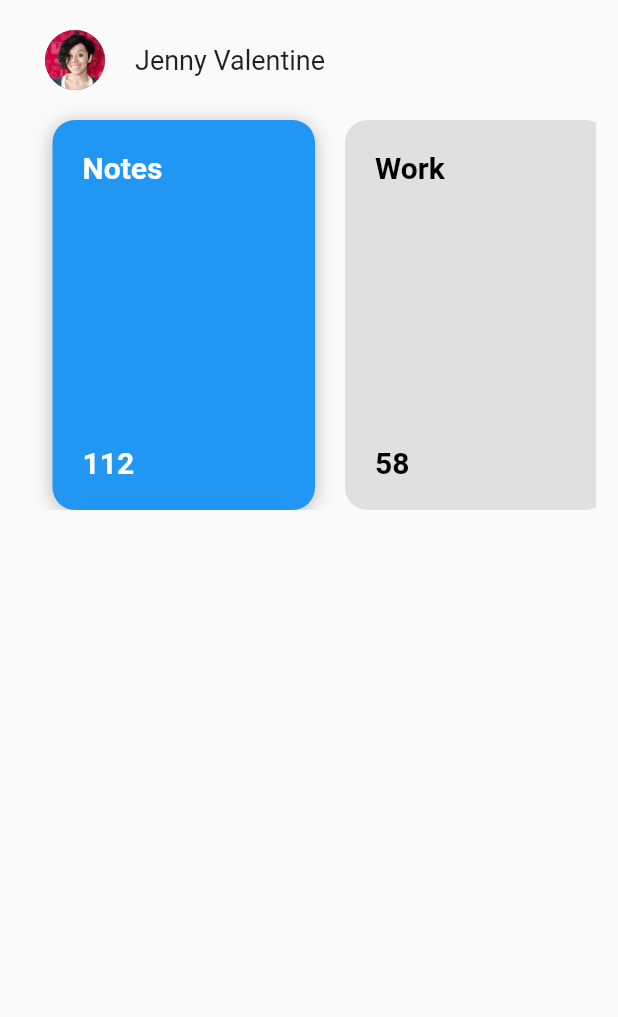
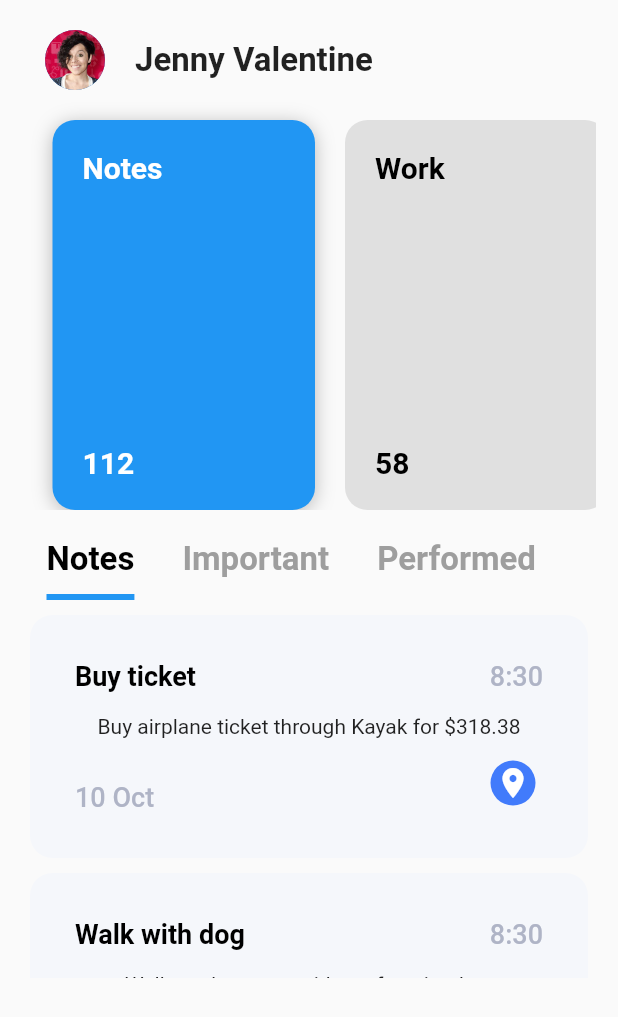
Before and after one commit to codeflames/privateNoteApp, a Flutter app: the screen it shows after launch, on a phone screen of 412 x 824 dp. Shown: the top 1017 px of the screen. Run offline on Flutter 3.47's test engine with Material 2 defaults, Android fonts, the phone set to English and light mode, and no system bars.

Commit message:
added the list of notes on the homeScreen

```diff
--- a/lib/home_page.dart
+++ b/lib/home_page.dart
@@ -1,4 +1,5 @@
 import 'package:flutter/material.dart';
+import 'package:intl/intl.dart';
 import 'package:private_notes_app/models/notes_model.dart';
 
 class HomePage extends StatefulWidget {
@@ -12,6 +13,8 @@ class _HomePageState extends State<HomePage>
     with SingleTickerProviderStateMixin {
   int _selectedCategoryIndex = 0;
   TabController _tabController;
+  final DateFormat _dateFormatter = DateFormat('dd MMM');
+  final DateFormat _timeFormatter = DateFormat('h:mm');
 
   @override
   void initState() {
@@ -77,6 +80,76 @@ class _HomePageState extends State<HomePage>
     );
   }
 
+  Widget noteList() {
+    return ListView.builder(
+        itemCount: notes.length,
+        itemBuilder: (context, index) {
+          return Container(
+            margin: EdgeInsets.symmetric(vertical: 5),
+            padding: EdgeInsets.all(30),
+            decoration: BoxDecoration(
+              color: Color(0xFFF5F7FB),
+              borderRadius: BorderRadius.circular(15),
+            ),
+            child: Column(
+              children: <Widget>[
+                Row(
+                  mainAxisAlignment: MainAxisAlignment.spaceBetween,
+                  children: <Widget>[
+                    Text(
+                      notes[index].title,
+                      style: TextStyle(
+                        color: Colors.black,
+                        fontSize: 18.0,
+                        fontWeight: FontWeight.w600,
+                      ),
+                    ),
+                    Text(
+                      _timeFormatter.format(notes[index].date),
+                      style: TextStyle(
+                        color: Color(0xFFAFB4C6),
+                        fontSize: 18.0,
+                        fontWeight: FontWeight.w500,
+                      ),
+                    )
+                  ],
+                ),
+                SizedBox(height: 15),
+                Text(notes[index].content),
+                SizedBox(height: 10),
+                Row(
+                  mainAxisAlignment: MainAxisAlignment.spaceBetween,
+                  crossAxisAlignment: CrossAxisAlignment.end,
+                  children: <Widget>[
+                    Text(
+                      _dateFormatter.format(notes[0].date),
+                      style: TextStyle(
+                        color: Color(0xFFAFB4C6),
+                        fontSize: 18.0,
+                        fontWeight: FontWeight.w500,
+                      ),
+                    ),
+                    Container(
+                      margin: EdgeInsets.all(5),
+                      height: 30.0,
+                      width: 30.0,
+                      decoration: BoxDecoration(
+                        color: Color(0xFF417BFB),
+                        borderRadius: BorderRadius.circular(15.0),
+                      ),
+                      child: Icon(
+                        Icons.location_on,
+                        color: Colors.white,
+                      ),
+                    ),
+                  ],
+                ),
+              ],
+            ),
+          );
+        });
+  }
+
   @override
   Widget build(BuildContext context) {
     return Scaffold(
@@ -104,8 +177,8 @@ class _HomePageState extends State<HomePage>
                   Text(
                     'Jenny Valentine',
                     style: TextStyle(
-                      fontSize: 18,
-                      fontWeight: FontWeight.w400,
+                      fontSize: 22,
+                      fontWeight: FontWeight.w600,
                     ),
                   ),
                 ],
@@ -126,7 +199,67 @@ class _HomePageState extends State<HomePage>
                       index - 1,
                       categories.keys.toList()[index - 1],
                       categories.values.toList()[index - 1]);
-                    }))
+                },
+              ),
+            ),
+            SizedBox(
+              height: 10,
+            ),
+            TabBar(
+              controller: _tabController,
+              indicatorColor: Colors.blue,
+              labelColor: Colors.black,
+              unselectedLabelColor: Colors.grey,
+              indicatorSize: TabBarIndicatorSize.label,
+              indicatorWeight: 4,
+              isScrollable: true,
+              tabs: [
+                Tab(
+                  child: Text(
+                    'Notes',
+                    style: TextStyle(
+                      fontSize: 22.0,
+                      fontWeight: FontWeight.bold,
+                    ),
+                  ),
+                ),
+                Tab(
+                  child: Text(
+                    'Important',
+                    style: TextStyle(
+                      fontSize: 22.0,
+                      fontWeight: FontWeight.bold,
+                    ),
+                  ),
+                ),
+                Tab(
+                  child: Text(
+                    'Performed',
+                    style: TextStyle(
+                      fontSize: 22.0,
+                      fontWeight: FontWeight.bold,
+                    ),
+                  ),
+                ),
+              ],
+            ),
+            Container(
+              margin: EdgeInsets.all(5),
+              width: MediaQuery.of(context).size.width * .88,
+              height: MediaQuery.of(context).size.height * 0.3,
+              child: TabBarView(
+                controller: _tabController,
+                children: [
+                  noteList(),
+                  Container(
+                    child: Text('important'),
+                  ),
+                  Container(
+                    child: Text('Performed'),
+                  ),
+                ],
+              ),
+            )
           ],
         ),
       ),
--- a/lib/models/notes_model.dart
+++ b/lib/models/notes_model.dart
@@ -24,4 +24,15 @@ final List<Note> notes = [
     content: 'Walk on the street with my favorite dog.',
     date: DateTime(2019, 10, 10, 8, 30),
   ),
+  Note(
+    title: 'Buy ticket',
+    content: 'Buy airplane ticket through Kayak for \$318.38',
+    date: DateTime(2019, 10, 10, 8, 30),
+  ),
+  Note(
+    title: 'Buy ticket',
+    content:
+        'Buy airplane  gkugkgggggggggggggggggggggggggggggggggggggggggggggg hhhhhhhhhhhhhhhhhh  kkkkkkkkkticket through Kayak for \$318.38',
+    date: DateTime(2019, 10, 10, 8, 30),
+  ),
 ];
--- a/pubspec.yaml
+++ b/pubspec.yaml
@@ -23,6 +23,7 @@ environment:
 dependencies:
   flutter:
     sdk: flutter
+  intl: ^0.16.1
 
 
   # The following adds the Cupertino Icons font to your application.
```
Also changed, not shown: pubspec.lock. Lines whose indentation alone changed are shown as unchanged.
